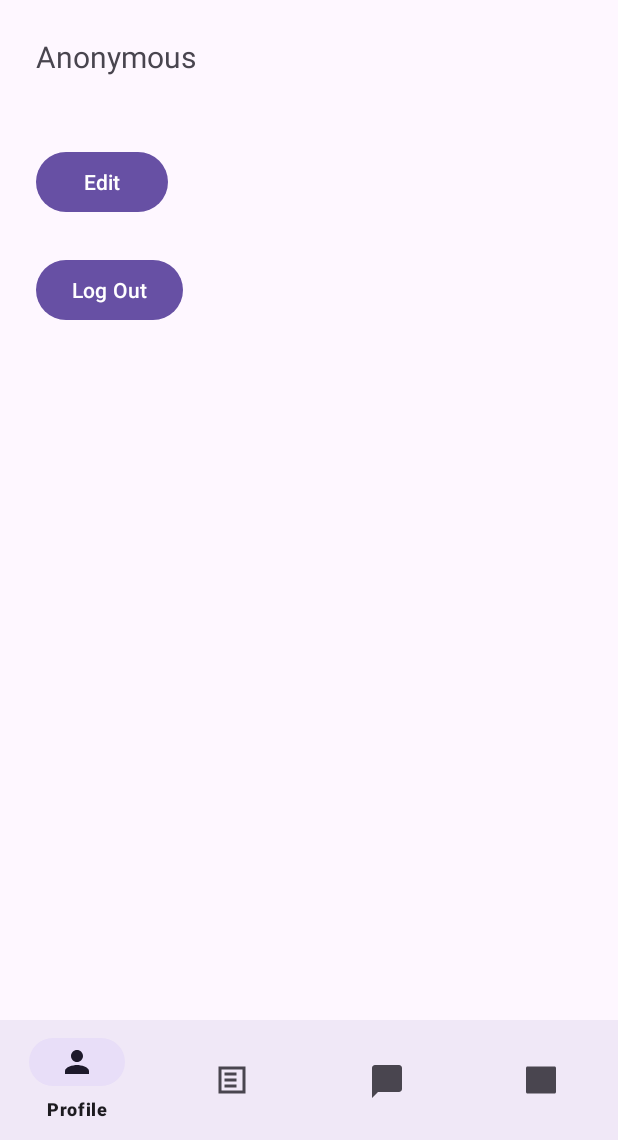
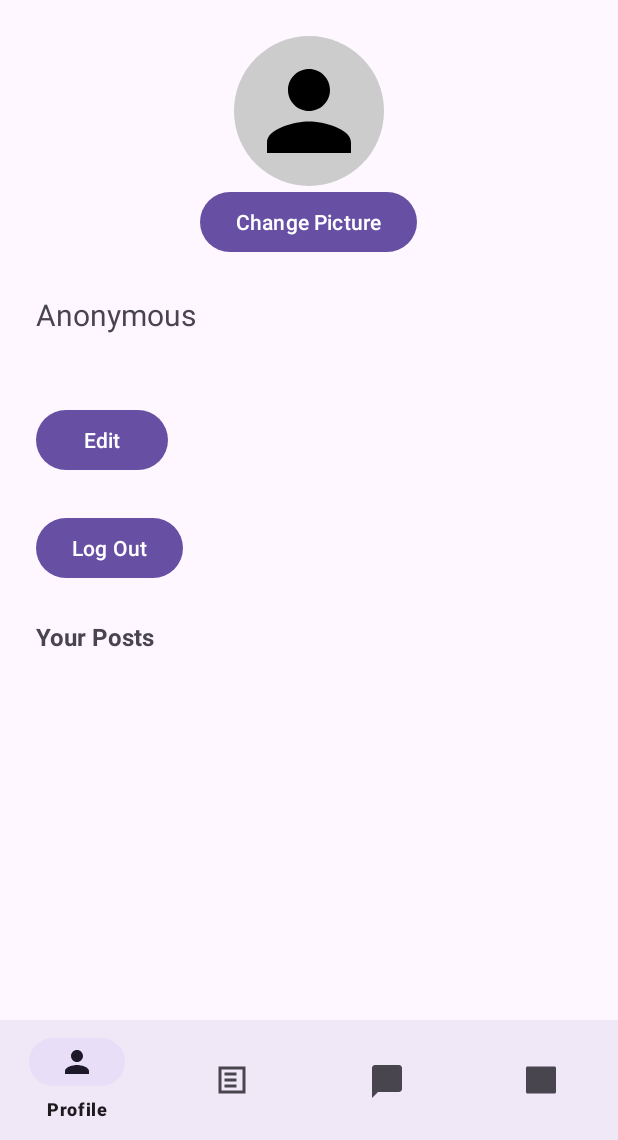
Before and after one commit to sharonsegev180/DormConnectFinalProject, an Android app: the ProfileFragment screen opened through its navigation route, after a tap on "Save", on a phone screen of 412 x 824 dp, the part 96-1236 px from its top. Run offline under Robolectric (Android 15) with nearby library versions, the phone set to English and light mode, and no system bars; our stand-ins replace Firebase (no records; nobody signed in at launch, a user with empty details on screens opened directly), navigation-ui; pictures from the network do not load; 2 other taps on this screen came first.

Commit message:
Adding profile picture editing for the user Profile page.

```diff
--- a/app/src/main/java/com/example/dormconnectapp/ui/profile/ProfileFragment.kt
+++ b/app/src/main/java/com/example/dormconnectapp/ui/profile/ProfileFragment.kt
@@ -1,21 +1,56 @@
 package com.example.dormconnectapp.ui.profile
 
+import android.app.Activity
+import android.content.Intent
+import android.net.Uri
 import android.os.Bundle
-import android.view.LayoutInflater
-import android.view.View
-import android.view.ViewGroup
+import android.view.*
 import android.widget.Toast
+import androidx.activity.result.contract.ActivityResultContracts
 import androidx.fragment.app.Fragment
+import androidx.navigation.fragment.findNavController
+import androidx.recyclerview.widget.LinearLayoutManager
+import com.bumptech.glide.Glide
+import com.example.dormconnectapp.R
+import com.example.dormconnectapp.data.local.FeedPost
 import com.example.dormconnectapp.databinding.FragmentProfileBinding
+import com.example.dormconnectapp.ui.feed.FeedAdapter
 import com.google.firebase.auth.FirebaseAuth
 import com.google.firebase.auth.UserProfileChangeRequest
 import com.google.firebase.firestore.FirebaseFirestore
+import com.google.firebase.firestore.Query
+import java.io.File
+import java.io.FileOutputStream
 
 class ProfileFragment : Fragment() {
 
     private var _binding: FragmentProfileBinding? = null
     private val binding get() = _binding!!
     private val auth = FirebaseAuth.getInstance()
+    private val db = FirebaseFirestore.getInstance()
+    private var selectedImageUri: Uri? = null
+
+    private val imagePickerLauncher = registerForActivityResult(
+        ActivityResultContracts.StartActivityForResult()
+    ) { result ->
+        if (result.resultCode == Activity.RESULT_OK) {
+            selectedImageUri = result.data?.data
+            selectedImageUri?.let {
+                val localPath = saveImageLocally(it)
+                val uid = auth.currentUser?.uid ?: return@let
+
+                db.collection("users").document(uid)
+                    .update("profileImageUrl", localPath)
+                    .addOnSuccessListener {
+                        Glide.with(this).load(File(localPath)).into(binding.profileImageView)
+                        Toast.makeText(context, "Profile picture updated", Toast.LENGTH_SHORT).show()
+                    }
+                    .addOnFailureListener {
+                        Toast.makeText(context, "Failed to update image", Toast.LENGTH_SHORT).show()
+                    }
+            }
+        }
+    }
 
     override fun onCreateView(
         inflater: LayoutInflater, container: ViewGroup?,
@@ -26,14 +61,10 @@ class ProfileFragment : Fragment() {
     }
 
     override fun onViewCreated(view: View, savedInstanceState: Bundle?) {
-        super.onViewCreated(view, savedInstanceState)
-
         val user = auth.currentUser
-        val uid = user?.uid
-        val db = FirebaseFirestore.getInstance()
+        val uid = user?.uid ?: return
 
         // Load profile data from Firestore
-        if (uid != null) {
         db.collection("users").document(uid)
             .get()
             .addOnSuccessListener { doc ->
@@ -44,10 +75,14 @@ class ProfileFragment : Fragment() {
                 binding.emailText.text = email
                 binding.editName.setText(name)
                 binding.editEmail.setText(email)
+
+                val localPath = doc.getString("profileImageUrl")
+                if (!localPath.isNullOrEmpty()) {
+                    Glide.with(this).load(File(localPath)).into(binding.profileImageView)
                 }
             }
 
-        // Edit mode toggle
+        // Edit toggle
         binding.btnEdit.setOnClickListener {
             binding.usernameText.visibility = View.GONE
             binding.emailText.visibility = View.GONE
@@ -57,35 +92,32 @@ class ProfileFragment : Fragment() {
             binding.btnEdit.visibility = View.GONE
         }
 
-        // Save button
         binding.btnSave.setOnClickListener {
             val newName = binding.editName.text.toString().trim()
             val newEmail = binding.editEmail.text.toString().trim()
 
-            if (uid != null && newName.isNotEmpty()) {
-                // Update Firestore
+            if (newName.isNotEmpty()) {
                 db.collection("users").document(uid).update("name", newName)
-                // Update Auth display name
                 val profileUpdates = UserProfileChangeRequest.Builder()
                     .setDisplayName(newName)
                     .build()
-                user?.updateProfile(profileUpdates)
-
+                user.updateProfile(profileUpdates)
                 binding.usernameText.text = newName
             }
 
-            if (newEmail.isNotEmpty() && newEmail != user?.email) {
-                user?.updateEmail(newEmail)?.addOnSuccessListener {
+            if (newEmail.isNotEmpty() && newEmail != user.email) {
+                user.updateEmail(newEmail)
+                    .addOnSuccessListener {
                         binding.emailText.text = newEmail
                         Toast.makeText(context, "Email updated", Toast.LENGTH_SHORT).show()
-                }?.addOnFailureListener {
+                    }
+                    .addOnFailureListener {
                         Toast.makeText(context, "Failed to update email", Toast.LENGTH_SHORT).show()
                     }
             }
 
             Toast.makeText(context, "Profile updated", Toast.LENGTH_SHORT).show()
 
-            // Toggle back to view mode
             binding.usernameText.visibility = View.VISIBLE
             binding.emailText.visibility = View.VISIBLE
             binding.editName.visibility = View.GONE
@@ -94,11 +126,45 @@ class ProfileFragment : Fragment() {
             binding.btnEdit.visibility = View.VISIBLE
         }
 
+        // Image picker
+        binding.btnChangePicture.setOnClickListener {
+            val intent = Intent(Intent.ACTION_PICK)
+            intent.type = "image/*"
+            imagePickerLauncher.launch(intent)
+        }
+
         // Logout
         binding.logoutButton.setOnClickListener {
             auth.signOut()
-            requireActivity().recreate()
+            val navController = findNavController()
+            navController.navigate(R.id.logInFragment)
         }
+
+
+
+        binding.userPostsRecyclerView.layoutManager = LinearLayoutManager(requireContext())
+
+        val currentUsername = FirebaseAuth.getInstance().currentUser?.displayName ?: return
+        FirebaseFirestore.getInstance().collection("feed_posts")
+            .whereEqualTo("username", currentUsername)
+            .get()
+            .addOnSuccessListener { snapshot ->
+                val userPosts = snapshot.mapNotNull { it.toObject(FeedPost::class.java).apply { postId = it.id } }
+                binding.userPostsRecyclerView.adapter = FeedAdapter(userPosts, null, null)
+            }
+
+    }
+
+    private fun saveImageLocally(uri: Uri): String {
+        val inputStream = requireContext().contentResolver.openInputStream(uri)
+        val fileName = "profile_${System.currentTimeMillis()}.jpg"
+        val file = File(requireContext().filesDir, fileName)
+        inputStream?.use { input ->
+            FileOutputStream(file).use { output ->
+                input.copyTo(output)
+            }
+        }
+        return file.absolutePath
     }
 
     override fun onDestroyView() {
--- /dev/null
+++ b/app/src/main/res/drawable/round_background.xml
@@ -0,0 +1,5 @@
+<?xml version="1.0" encoding="utf-8"?>
+<shape xmlns:android="http://schemas.android.com/apk/res/android"
+    android:shape="oval">
+    <solid android:color="#CCCCCC" />
+</shape>
--- a/app/src/main/res/layout/fragment_profile.xml
+++ b/app/src/main/res/layout/fragment_profile.xml
@@ -4,7 +4,34 @@
     android:layout_width="match_parent"
     android:layout_height="match_parent">
 
-    <!-- Static Views -->
+    <ScrollView
+        android:layout_width="match_parent"
+        android:layout_height="wrap_content"
+        android:fillViewport="true">
+
+        <LinearLayout
+            android:orientation="vertical"
+            android:layout_width="match_parent"
+            android:layout_height="wrap_content">
+
+            <ImageView
+                android:id="@+id/profileImageView"
+                android:layout_width="100dp"
+                android:layout_height="100dp"
+                android:layout_gravity="center"
+                android:src="@drawable/ic_profile"
+                android:background="@drawable/round_background"
+                android:padding="8dp"
+                android:scaleType="centerCrop" />
+
+            <Button
+                android:id="@+id/btnChangePicture"
+                android:layout_width="wrap_content"
+                android:layout_height="wrap_content"
+                android:text="Change Picture"
+                android:layout_gravity="center"
+                android:layout_marginBottom="24dp" />
+
             <TextView
                 android:id="@+id/usernameText"
                 android:text="Username"
@@ -20,7 +47,6 @@
                 android:layout_width="wrap_content"
                 android:layout_height="wrap_content" />
 
-    <!-- Edit fields - hidden by default -->
             <EditText
                 android:id="@+id/editName"
                 android:hint="Edit name"
@@ -37,7 +63,6 @@
                 android:layout_width="match_parent"
                 android:layout_height="wrap_content" />
 
-    <!-- Edit and Save Buttons -->
             <Button
                 android:id="@+id/btnEdit"
                 android:text="Edit"
@@ -53,11 +78,30 @@
                 android:layout_width="wrap_content"
                 android:layout_height="wrap_content" />
 
-    <!-- Logout Button -->
             <Button
                 android:id="@+id/logoutButton"
                 android:text="Log Out"
                 android:layout_marginTop="24dp"
                 android:layout_width="wrap_content"
                 android:layout_height="wrap_content" />
+
+            <TextView
+                android:id="@+id/userPostsLabel"
+                android:layout_width="wrap_content"
+                android:layout_height="wrap_content"
+                android:text="Your Posts"
+                android:textStyle="bold"
+                android:layout_marginTop="24dp"
+                android:textSize="16sp" />
         </LinearLayout>
+    </ScrollView>
+
+    <androidx.recyclerview.widget.RecyclerView
+        android:id="@+id/userPostsRecyclerView"
+        android:layout_width="match_parent"
+        android:layout_height="0dp"
+        android:layout_weight="1"
+        android:layout_marginTop="8dp"
+        android:clipToPadding="false"
+        android:paddingBottom="80dp" />
+</LinearLayout>
```
Lines whose indentation alone changed are shown as unchanged.
